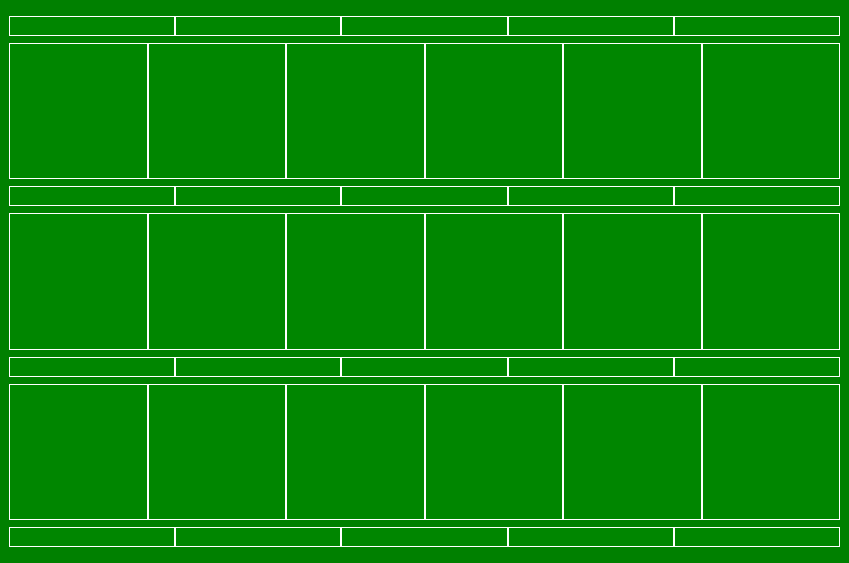
Qt form Agricola_Front/PersonalField/field_frame.ui (kimmoney/Agricola) before a commit.
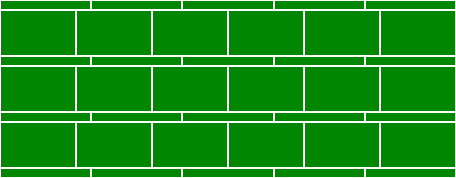
The same form after that commit.

Commit message: 메인 화면에 field_frame 넣는 중

Diff of the .ui file:
```diff
--- a/Agricola_Front/PersonalField/field_frame.ui
+++ b/Agricola_Front/PersonalField/field_frame.ui
@@ -6,8 +6,8 @@
    <rect>
     <x>0</x>
     <y>0</y>
-    <width>849</width>
-    <height>563</height>
+    <width>456</width>
+    <height>178</height>
    </rect>
   </property>
   <property name="sizePolicy">
@@ -48,12 +48,30 @@
      <property name="styleSheet">
       <string notr="true">#Frame{background-color:green;}</string>
      </property>
-     <layout class="QVBoxLayout" name="verticalLayout1" stretch="1,4,1,4,1,4,1">
+     <layout class="QVBoxLayout" name="verticalLayout1" stretch="1,5,1,5,1,5,1">
       <property name="spacing">
        <number>0</number>
       </property>
+      <property name="leftMargin">
+       <number>0</number>
+      </property>
+      <property name="topMargin">
+       <number>0</number>
+      </property>
+      <property name="rightMargin">
+       <number>0</number>
+      </property>
+      <property name="bottomMargin">
+       <number>0</number>
+      </property>
       <item>
        <widget class="QWidget" name="horizontalWidget_11" native="true">
+        <property name="sizePolicy">
+         <sizepolicy hsizetype="Minimum" vsizetype="Minimum">
+          <horstretch>0</horstretch>
+          <verstretch>0</verstretch>
+         </sizepolicy>
+        </property>
         <property name="styleSheet">
          <string notr="true">QPushButton:pressed {
        background-color: rgb(222, 255, 220);
@@ -89,7 +107,7 @@
            <property name="maximumSize">
             <size>
              <width>16777215</width>
-             <height>20</height>
+             <height>10</height>
             </size>
            </property>
            <property name="styleSheet">
@@ -115,7 +133,7 @@
            <property name="maximumSize">
             <size>
              <width>16777215</width>
-             <height>20</height>
+             <height>10</height>
             </size>
            </property>
            <property name="toolTipDuration">
@@ -141,7 +159,7 @@
            <property name="maximumSize">
             <size>
              <width>16777215</width>
-             <height>20</height>
+             <height>10</height>
             </size>
            </property>
            <property name="styleSheet">
@@ -164,7 +182,7 @@
            <property name="maximumSize">
             <size>
              <width>16777215</width>
-             <height>20</height>
+             <height>10</height>
             </size>
            </property>
            <property name="styleSheet">
@@ -187,7 +205,7 @@
            <property name="maximumSize">
             <size>
              <width>16777215</width>
-             <height>20</height>
+             <height>10</height>
             </size>
            </property>
            <property name="styleSheet">
@@ -473,7 +491,7 @@
            <property name="maximumSize">
             <size>
              <width>16777215</width>
-             <height>20</height>
+             <height>10</height>
             </size>
            </property>
            <property name="styleSheet">
@@ -499,7 +517,7 @@
            <property name="maximumSize">
             <size>
              <width>16777215</width>
-             <height>20</height>
+             <height>10</height>
             </size>
            </property>
            <property name="toolTipDuration">
@@ -525,7 +543,7 @@
            <property name="maximumSize">
             <size>
              <width>16777215</width>
-             <height>20</height>
+             <height>10</height>
             </size>
            </property>
            <property name="styleSheet">
@@ -548,7 +566,7 @@
            <property name="maximumSize">
             <size>
              <width>16777215</width>
-             <height>20</height>
+             <height>10</height>
             </size>
            </property>
            <property name="styleSheet">
@@ -571,7 +589,7 @@
            <property name="maximumSize">
             <size>
              <width>16777215</width>
-             <height>20</height>
+             <height>10</height>
             </size>
            </property>
            <property name="styleSheet">
@@ -809,7 +827,7 @@
            <property name="maximumSize">
             <size>
              <width>16777215</width>
-             <height>20</height>
+             <height>10</height>
             </size>
            </property>
            <property name="styleSheet">
@@ -835,7 +853,7 @@
            <property name="maximumSize">
             <size>
              <width>16777215</width>
-             <height>20</height>
+             <height>10</height>
             </size>
            </property>
            <property name="toolTipDuration">
@@ -861,7 +879,7 @@
            <property name="maximumSize">
             <size>
              <width>16777215</width>
-             <height>20</height>
+             <height>10</height>
             </size>
            </property>
            <property name="styleSheet">
@@ -884,7 +902,7 @@
            <property name="maximumSize">
             <size>
              <width>16777215</width>
-             <height>20</height>
+             <height>10</height>
             </size>
            </property>
            <property name="styleSheet">
@@ -907,7 +925,7 @@
            <property name="maximumSize">
             <size>
              <width>16777215</width>
-             <height>20</height>
+             <height>10</height>
             </size>
            </property>
            <property name="styleSheet">
@@ -1107,6 +1125,12 @@
       </item>
       <item>
        <widget class="QWidget" name="horizontalWidget_20" native="true">
+        <property name="sizePolicy">
+         <sizepolicy hsizetype="Minimum" vsizetype="Minimum">
+          <horstretch>0</horstretch>
+          <verstretch>0</verstretch>
+         </sizepolicy>
+        </property>
         <property name="styleSheet">
          <string notr="true">QPushButton:pressed {
        background-color: rgb(222, 255, 220);
@@ -1142,7 +1166,7 @@
            <property name="maximumSize">
             <size>
              <width>16777215</width>
-             <height>20</height>
+             <height>10</height>
             </size>
            </property>
            <property name="styleSheet">
@@ -1168,7 +1192,7 @@
            <property name="maximumSize">
             <size>
              <width>16777215</width>
-             <height>20</height>
+             <height>10</height>
             </size>
            </property>
            <property name="toolTipDuration">
@@ -1194,7 +1218,7 @@
            <property name="maximumSize">
             <size>
              <width>16777215</width>
-             <height>20</height>
+             <height>10</height>
             </size>
            </property>
            <property name="styleSheet">
@@ -1217,7 +1241,7 @@
            <property name="maximumSize">
             <size>
              <width>16777215</width>
-             <height>20</height>
+             <height>10</height>
             </size>
            </property>
            <property name="styleSheet">
@@ -1240,7 +1264,7 @@
            <property name="maximumSize">
             <size>
              <width>16777215</width>
-             <height>20</height>
+             <height>10</height>
             </size>
            </property>
            <property name="styleSheet">
```
The commit also changes 10 other files.
